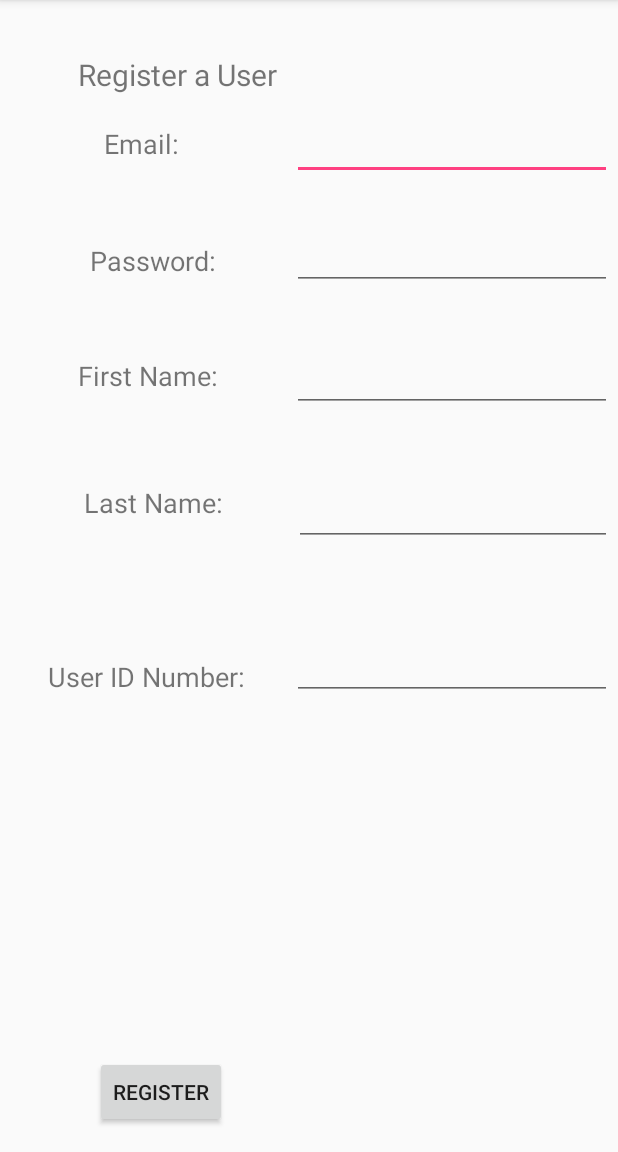
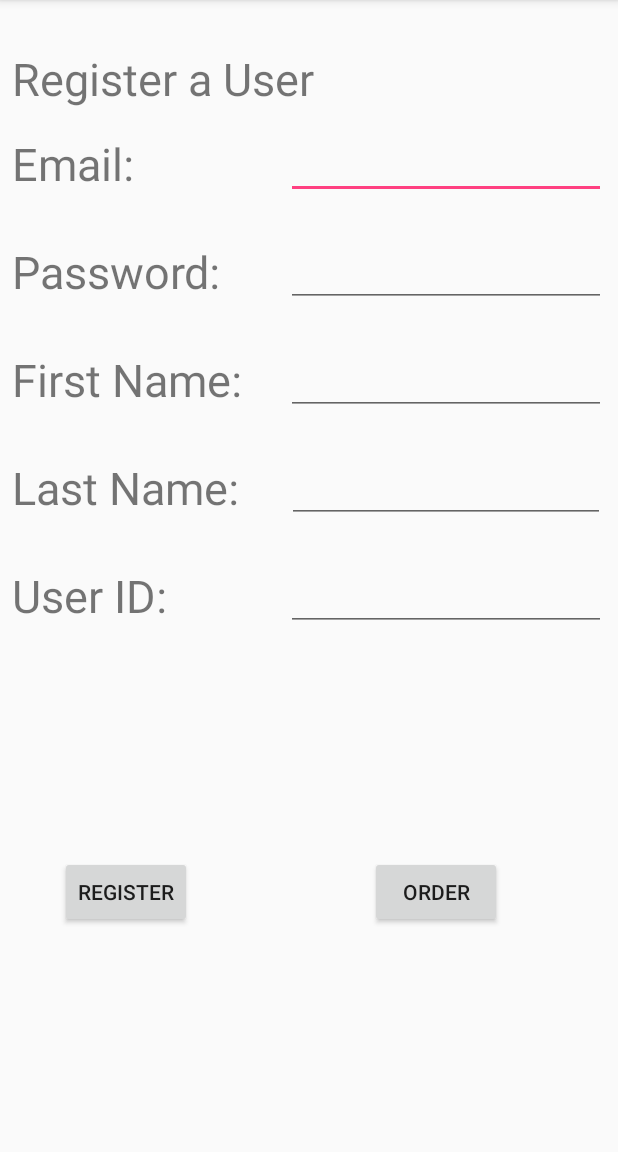
Before and after one commit to mojdehkeykhanzadeh/WeJustMet, an Android app: the RegisterUser screen opened directly, with no data from a screen before it, on a phone screen of 412 x 824 dp, the part 84-1236 px from its top. Run offline under Robolectric (Android 15) with nearby library versions, the phone set to English and light mode, and no system bars; our stand-ins replace Volley.

Commit message:
Screen updated Nathan

```diff
--- a/AndroidApp/StarbucksApp/app/src/main/java/com/example/mojdehkeykhanzadeh/starbucksapp/MainActivity.java
+++ b/AndroidApp/StarbucksApp/app/src/main/java/com/example/mojdehkeykhanzadeh/starbucksapp/MainActivity.java
@@ -14,6 +14,7 @@ public class MainActivity extends AppCompatActivity implements View.OnClickListe
         setContentView(R.layout.activity_main);
         Button btn1 = (Button) findViewById(R.id.buttonDummy);
         Button btn2 = (Button) findViewById(R.id.buttonRegister);
+        Button btn3 = (Button) findViewById(R.id.buttonOrder);
         btn1.setOnClickListener(this);
         /*btn1.setOnClickListener(new View.OnClickListener() {
             @Override
@@ -23,6 +24,7 @@ public class MainActivity extends AppCompatActivity implements View.OnClickListe
             }
         });*/
         btn2.setOnClickListener(this);
+        btn3.setOnClickListener(this);
     }
 
     @Override
@@ -36,6 +38,10 @@ public class MainActivity extends AppCompatActivity implements View.OnClickListe
                 Intent intent2 = new Intent(v.getContext(), RegisterUser.class);
                 startActivity(intent2);
                 break;
+            case R.id.buttonOrder:
+                Intent intent3 = new Intent(v.getContext(), OrderActivity.class);
+                startActivity(intent3);
+                break;
             default:
                 break;
         }
--- a/AndroidApp/StarbucksApp/app/src/main/java/com/example/mojdehkeykhanzadeh/starbucksapp/RegisterUser.java
+++ b/AndroidApp/StarbucksApp/app/src/main/java/com/example/mojdehkeykhanzadeh/starbucksapp/RegisterUser.java
@@ -20,13 +20,15 @@ import com.android.volley.VolleyError;
 import com.android.volley.toolbox.StringRequest;
 import com.android.volley.toolbox.Volley;
 
-public class RegisterUser extends AppCompatActivity {
+public class RegisterUser extends AppCompatActivity implements View.OnClickListener {
     private EditText email;
     private EditText password;
     private EditText firstName;
     private EditText lastName;
     private EditText userId;
+
     private Button buttonRegister;
+    private Button buttonOrder;
 
     String emailText;
     String passwordText;
@@ -38,17 +40,30 @@ public class RegisterUser extends AppCompatActivity {
     protected void onCreate(Bundle savedInstanceState) {
         super.onCreate(savedInstanceState);
         setContentView(R.layout.activity_register_user);
+        buttonOrder = findViewById(R.id.buttonOrder);
         buttonRegister = findViewById(R.id.buttonRegister);
-        buttonRegister.setOnClickListener(new View.OnClickListener() {
-            @Override
-            public void onClick(View v) {
-                Toast.makeText(getBaseContext(), "Add User Response", Toast.LENGTH_SHORT).show();
-                addUser();
-            }
-        });
 
+        buttonRegister.setOnClickListener(this);
+        buttonOrder.setOnClickListener(this);
 
     }
+
+    @Override
+    public void onClick(View v){
+        switch (v.getId()){
+            case R.id.buttonRegister:
+                addUser();
+                break;
+            case R.id.buttonOrder:
+                Intent intent = new Intent(v.getContext(), OrderActivity.class);
+                startActivity(intent);
+                break;
+            default:
+                break;
+        }
+
+    }
+
 
     public void addUser(){
         email = findViewById(R.id.editTextEmail);
@@ -68,7 +83,7 @@ public class RegisterUser extends AppCompatActivity {
         editor.putString("userId",userIdText);
         editor.commit();
 
-        String URL = "http://192.168.0.11:8080/createUser?email="+emailText+"&password="+passwordText+"&firstName="+firstNameText+"&lastName="+lastNameText+"&userId="+userIdText;
+        String URL = "http://10.0.2.2:8080/createUser?email="+emailText+"&password="+passwordText+"&firstName="+firstNameText+"&lastName="+lastNameText+"&userId="+userIdText;
         //http://localhost:8080/createUser?email=ss@ji.com&password=1234&firstName=Ko&lastName=Polk&userId=12345
         RequestQueue requestQueue = Volley.newRequestQueue(this);
 
--- a/AndroidApp/StarbucksApp/app/src/main/res/layout/activity_add_card.xml
+++ b/AndroidApp/StarbucksApp/app/src/main/res/layout/activity_add_card.xml
@@ -20,10 +20,14 @@
         android:id="@+id/imageView"
         android:layout_width="wrap_content"
         android:layout_height="wrap_content"
+        android:layout_marginTop="8dp"
         android:layout_marginBottom="24dp"
         app:layout_constraintBottom_toTopOf="@+id/cardId"
         app:layout_constraintEnd_toStartOf="@+id/textView"
+        app:layout_constraintHorizontal_bias="0.485"
         app:layout_constraintStart_toStartOf="@+id/textView"
+        app:layout_constraintTop_toTopOf="parent"
+        app:layout_constraintVertical_bias="0.95"
         app:srcCompat="@drawable/cardimage" />
 
     <TextView
--- a/AndroidApp/StarbucksApp/app/src/main/res/layout/activity_register_user.xml
+++ b/AndroidApp/StarbucksApp/app/src/main/res/layout/activity_register_user.xml
@@ -1,6 +1,5 @@
 <?xml version="1.0" encoding="utf-8"?>
-<android.support.constraint.ConstraintLayout
-    xmlns:android="http://schemas.android.com/apk/res/android"
+<android.support.constraint.ConstraintLayout xmlns:android="http://schemas.android.com/apk/res/android"
     xmlns:app="http://schemas.android.com/apk/res-auto"
     xmlns:tools="http://schemas.android.com/tools"
     android:layout_width="match_parent"
@@ -10,142 +9,157 @@
         android:id="@+id/textView5"
         android:layout_width="wrap_content"
         android:layout_height="wrap_content"
-        android:layout_marginStart="52dp"
-        android:layout_marginTop="36dp"
+        android:layout_marginStart="8dp"
+        android:layout_marginTop="32dp"
         android:text="Register a User"
-        android:textSize="20sp"
+        android:textSize="30sp"
         app:layout_constraintStart_toStartOf="parent"
         app:layout_constraintTop_toTopOf="parent" />
 
     <TextView
         android:id="@+id/textView7"
-        android:layout_width="61dp"
-        android:layout_height="26dp"
+        android:layout_width="170dp"
+        android:layout_height="44dp"
         android:layout_marginStart="8dp"
-        android:layout_marginTop="20dp"
-        android:layout_marginEnd="64dp"
+        android:layout_marginTop="16dp"
         android:text="Email: "
-        android:textSize="18sp"
-        app:layout_constraintEnd_toStartOf="@+id/editTextEmail"
-        app:layout_constraintHorizontal_bias="1.0"
+        android:textSize="30sp"
         app:layout_constraintStart_toStartOf="parent"
         app:layout_constraintTop_toBottomOf="@+id/textView5" />
 
     <TextView
         android:id="@+id/textView8"
-        android:layout_width="wrap_content"
-        android:layout_height="wrap_content"
-        android:layout_marginStart="60dp"
-        android:layout_marginTop="52dp"
+        android:layout_width="170dp"
+        android:layout_height="44dp"
+        android:layout_marginStart="8dp"
+        android:layout_marginTop="28dp"
         android:text="Password: "
-        android:textSize="18sp"
+        android:textSize="30sp"
         app:layout_constraintStart_toStartOf="parent"
         app:layout_constraintTop_toBottomOf="@+id/textView7" />
 
     <TextView
         android:id="@+id/textView9"
-        android:layout_width="wrap_content"
-        android:layout_height="wrap_content"
-        android:layout_marginStart="52dp"
-        android:layout_marginTop="52dp"
+        android:layout_width="170dp"
+        android:layout_height="44dp"
+        android:layout_marginStart="8dp"
+        android:layout_marginTop="28dp"
         android:text="First Name: "
-        android:textSize="18sp"
+        android:textSize="30sp"
         app:layout_constraintStart_toStartOf="parent"
         app:layout_constraintTop_toBottomOf="@+id/textView8" />
 
     <TextView
         android:id="@+id/textView10"
-        android:layout_width="wrap_content"
-        android:layout_height="wrap_content"
-        android:layout_marginStart="56dp"
-        android:layout_marginTop="60dp"
+        android:layout_width="170dp"
+        android:layout_height="44dp"
+        android:layout_marginStart="8dp"
+        android:layout_marginTop="28dp"
         android:text="Last Name: "
-        android:textSize="18sp"
+        android:textSize="30sp"
         app:layout_constraintStart_toStartOf="parent"
         app:layout_constraintTop_toBottomOf="@+id/textView9" />
 
     <TextView
         android:id="@+id/textView11"
-        android:layout_width="wrap_content"
-        android:layout_height="wrap_content"
-        android:layout_marginStart="32dp"
-        android:layout_marginTop="8dp"
-        android:layout_marginBottom="8dp"
-        android:text="User ID Number: "
-        android:textSize="18sp"
-        app:layout_constraintBottom_toBottomOf="parent"
+        android:layout_width="170dp"
+        android:layout_height="44dp"
+        android:layout_marginStart="8dp"
+        android:layout_marginTop="28dp"
+        android:text="User ID: "
+        android:textSize="30sp"
         app:layout_constraintStart_toStartOf="parent"
-        app:layout_constraintTop_toBottomOf="@+id/textView10"
-        app:layout_constraintVertical_bias="0.22" />
+        app:layout_constraintTop_toBottomOf="@+id/textView10" />
 
     <EditText
         android:id="@+id/editTextEmail"
         android:layout_width="wrap_content"
         android:layout_height="44dp"
-        android:layout_marginTop="76dp"
+        android:layout_marginStart="8dp"
+        android:layout_marginTop="16dp"
         android:layout_marginEnd="4dp"
         android:ems="10"
         android:inputType="textPersonName"
         app:layout_constraintEnd_toEndOf="parent"
-        app:layout_constraintTop_toTopOf="parent" />
+        app:layout_constraintStart_toEndOf="@+id/textView7"
+        app:layout_constraintTop_toBottomOf="@+id/textView5" />
 
     <EditText
         android:id="@+id/editTextPassword"
         android:layout_width="wrap_content"
-        android:layout_height="wrap_content"
+        android:layout_height="44dp"
+        android:layout_marginStart="8dp"
         android:layout_marginTop="28dp"
         android:layout_marginEnd="4dp"
         android:ems="10"
         android:inputType="textPersonName"
         app:layout_constraintEnd_toEndOf="parent"
+        app:layout_constraintStart_toEndOf="@+id/textView8"
         app:layout_constraintTop_toBottomOf="@+id/editTextEmail" />
 
     <EditText
         android:id="@+id/editTextFirstName"
         android:layout_width="wrap_content"
-        android:layout_height="wrap_content"
-        android:layout_marginTop="36dp"
+        android:layout_height="44dp"
+        android:layout_marginStart="8dp"
+        android:layout_marginTop="28dp"
         android:layout_marginEnd="4dp"
         android:ems="10"
         android:inputType="textPersonName"
         app:layout_constraintEnd_toEndOf="parent"
+        app:layout_constraintStart_toEndOf="@+id/textView9"
         app:layout_constraintTop_toBottomOf="@+id/editTextPassword" />
 
     <EditText
         android:id="@+id/editTextLastName"
         android:layout_width="212dp"
-        android:layout_height="49dp"
-        android:layout_marginTop="40dp"
+        android:layout_height="44dp"
+        android:layout_marginStart="8dp"
+        android:layout_marginTop="28dp"
         android:layout_marginEnd="4dp"
         android:ems="10"
         android:inputType="textPersonName"
         app:layout_constraintEnd_toEndOf="parent"
+        app:layout_constraintStart_toEndOf="@+id/textView10"
         app:layout_constraintTop_toBottomOf="@+id/editTextFirstName" />
 
     <EditText
         android:id="@+id/editTextUserId"
         android:layout_width="wrap_content"
-        android:layout_height="wrap_content"
-        android:layout_marginTop="8dp"
+        android:layout_height="44dp"
+        android:layout_marginStart="8dp"
+        android:layout_marginTop="28dp"
         android:layout_marginEnd="4dp"
-        android:layout_marginBottom="8dp"
         android:ems="10"
         android:inputType="textPersonName"
-        app:layout_constraintBottom_toBottomOf="parent"
         app:layout_constraintEnd_toEndOf="parent"
-        app:layout_constraintTop_toBottomOf="@+id/editTextLastName"
-        app:layout_constraintVertical_bias="0.143" />
+        app:layout_constraintStart_toEndOf="@+id/textView11"
+        app:layout_constraintTop_toBottomOf="@+id/editTextLastName" />
 
     <Button
         android:id="@+id/buttonRegister"
         android:layout_width="wrap_content"
         android:layout_height="wrap_content"
-        android:layout_marginStart="8dp"
-        android:layout_marginEnd="8dp"
-        android:layout_marginBottom="16dp"
+        android:layout_marginStart="40dp"
+        android:layout_marginTop="8dp"
+        android:layout_marginBottom="8dp"
         android:text="Register"
         app:layout_constraintBottom_toBottomOf="parent"
+        app:layout_constraintStart_toStartOf="parent"
+        app:layout_constraintTop_toBottomOf="@+id/textView11" />
+
+    <Button
+        android:id="@+id/buttonOrder"
+        android:layout_width="wrap_content"
+        android:layout_height="wrap_content"
+        android:layout_marginStart="8dp"
+        android:layout_marginTop="8dp"
+        android:layout_marginEnd="8dp"
+        android:layout_marginBottom="8dp"
+        android:text="ORDER"
+        app:layout_constraintBottom_toBottomOf="parent"
         app:layout_constraintEnd_toEndOf="parent"
-        app:layout_constraintHorizontal_bias="0.179"
-        app:layout_constraintStart_toStartOf="parent" />
+        app:layout_constraintHorizontal_bias="0.614"
+        app:layout_constraintStart_toEndOf="@+id/buttonRegister"
+        app:layout_constraintTop_toBottomOf="@+id/editTextUserId" />
 </android.support.constraint.ConstraintLayout>
```
Also changed, not shown: AndroidApp/StarbucksApp/app/src/main/res/layout/activity_main.xml (+14 -2 lines), AndroidApp/StarbucksApp/app/src/main/res/layout/activity_order.xml (+80 -98 lines).
